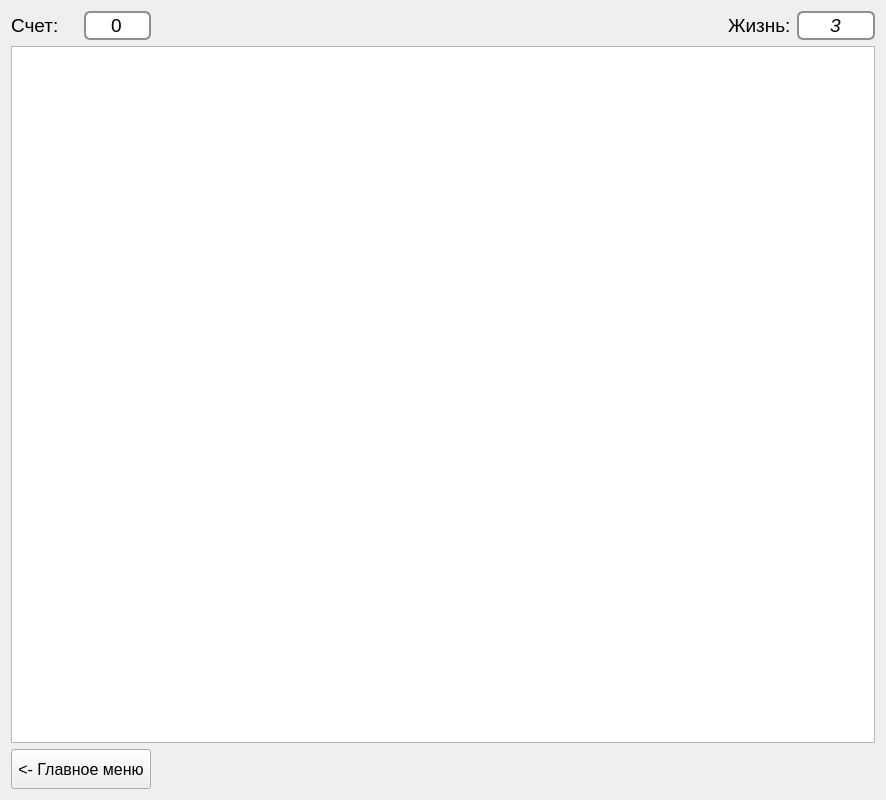
Qt form playingfield.ui (vo-gulyaeva/PlaneGame) before a commit.
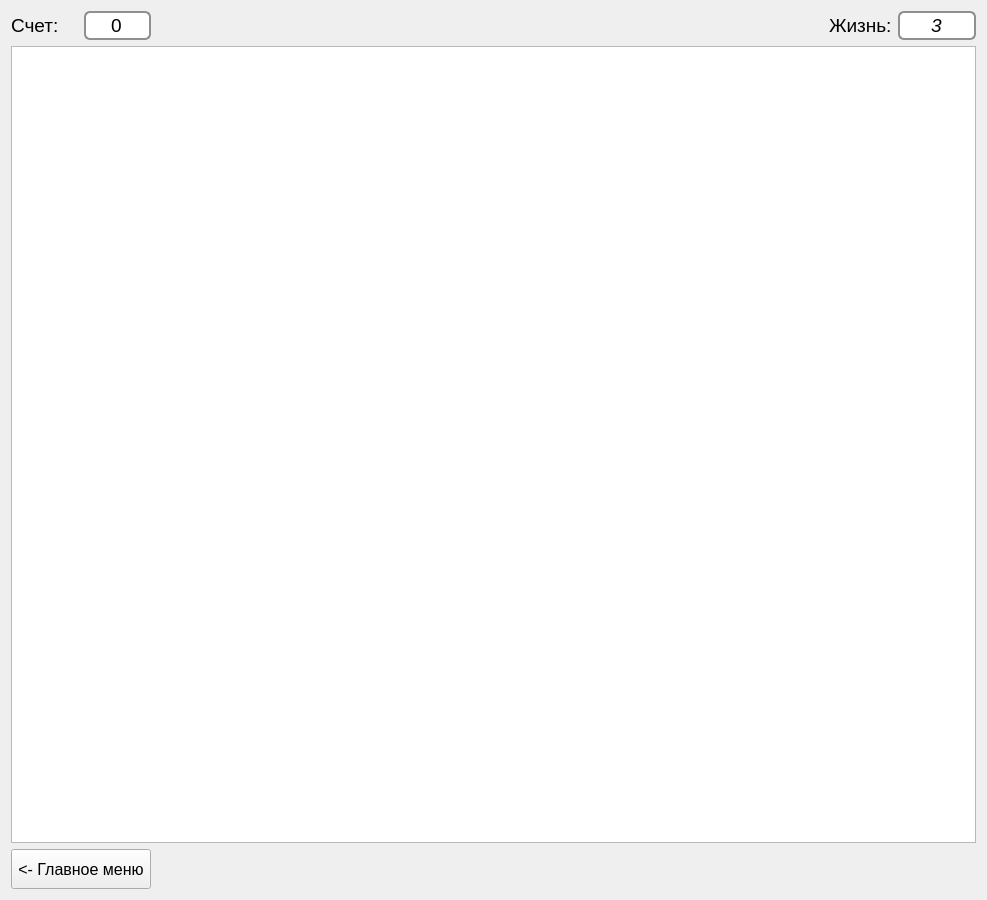
The same form after that commit.

Diff of the .ui file:
```diff
--- a/playingfield.ui
+++ b/playingfield.ui
@@ -6,14 +6,14 @@
    <rect>
     <x>0</x>
     <y>0</y>
-    <width>886</width>
-    <height>800</height>
+    <width>987</width>
+    <height>900</height>
    </rect>
   </property>
   <property name="minimumSize">
    <size>
-    <width>800</width>
-    <height>800</height>
+    <width>900</width>
+    <height>900</height>
    </size>
   </property>
   <property name="windowTitle">
```
